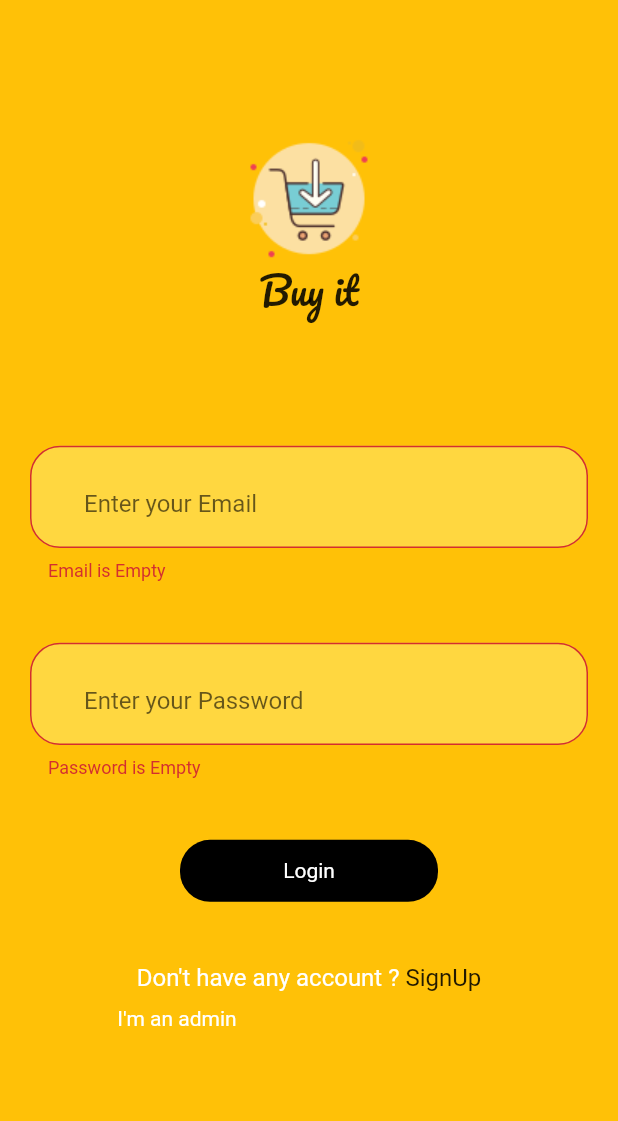
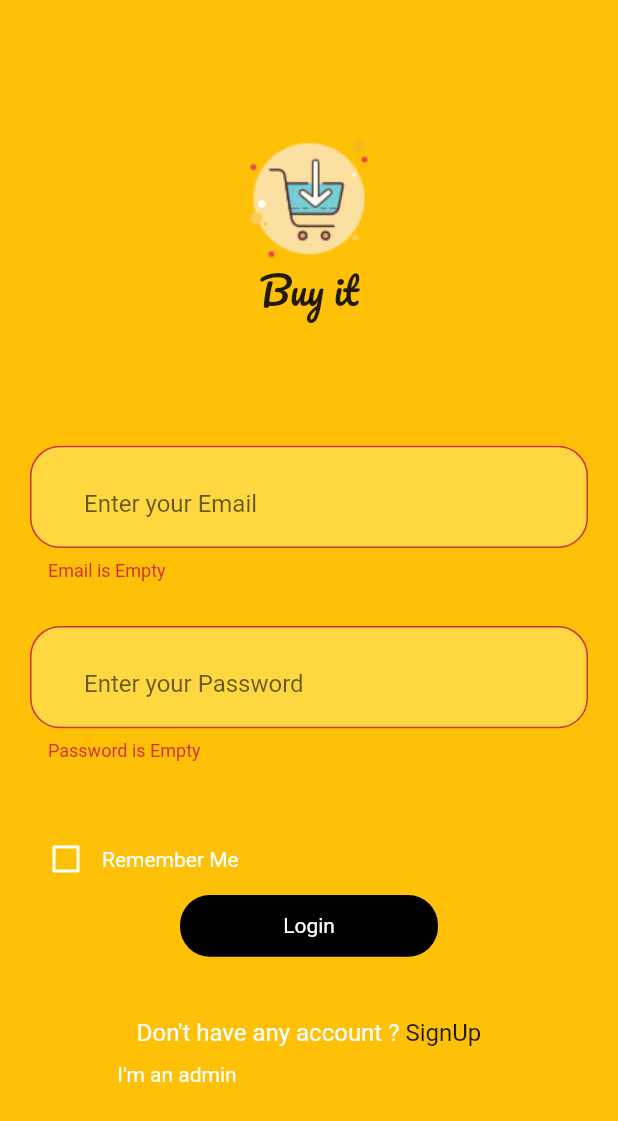
Before and after one commit to hager-shiref/E_Commerce, a Flutter app: the screen it shows after launch, after a tap on "Login", on a phone screen of 412 x 824 dp. Shown: the top 1121 px of the screen. Run offline on Flutter 3.47's test engine with Material 2 defaults, Android fonts, the phone set to English and light mode, and no system bars; our stand-ins replace cloud_firestore, firebase_auth, firebase_core, modal_progress_hud_nsn, shared_preferences; missing offline and left inert: dart:ffi; accounts and stored records are empty.

Commit message:
"finished"

```diff
--- a/lib/constant.dart
+++ b/lib/constant.dart
@@ -13,8 +13,9 @@ const kJackets = 'jackets';
 const kTrousers = 'trousers';
 const kT_shirts = 't-shirts';
 const kShoes = 'shoes';
-const kOrders='Orders ';
+const kOrders='Orders';
 const kOrderDetails='OrderDetails';
 const kTotalPrice='TotalPrice';
 const kAddress='Address';
 const kProductQuantity='Quantity';
+const kKeepMeLoggedIn='KeepMeLoggedIn';
--- a/lib/main.dart
+++ b/lib/main.dart
@@ -1,3 +1,4 @@
+import 'package:e_commerce/constant.dart';
 import 'package:e_commerce/provider/adminMode.dart';
 import 'package:e_commerce/provider/cart_item.dart';
 import 'package:e_commerce/provider/modelHub.dart';
@@ -12,6 +13,7 @@ import 'package:e_commerce/screens/user/cart_screen.dart';
 import 'package:e_commerce/screens/user/product_info.dart';
 import 'package:flutter/material.dart';
 import 'package:provider/provider.dart';
+import 'package:shared_preferences/shared_preferences.dart';
 import 'screens/signUp_screen.dart';
 import 'package:firebase_core/firebase_core.dart';
 import 'screens/user/home_page.dart';
@@ -23,8 +25,23 @@ void main() async {
 }
 
 class MyApp extends StatelessWidget {
+  bool isUserLoggedIn=false;
   @override
   Widget build(BuildContext context) {
+    return FutureBuilder<SharedPreferences>(
+      future: SharedPreferences.getInstance(),
+      builder: (context,snapshot){
+        if(!snapshot.hasData){
+          return MaterialApp(
+            home: Scaffold(
+              body: Center(
+                child: Text('Loading'),
+              ),
+            ),
+          );
+        }
+        else{
+          isUserLoggedIn=snapshot.data.getBool(kKeepMeLoggedIn)??false;
           return MultiProvider(
             providers: [
               ChangeNotifierProvider<ModelHub>(
@@ -39,7 +56,7 @@ class MyApp extends StatelessWidget {
             ],
             child: MaterialApp(
               debugShowCheckedModeBanner: false,
-        initialRoute: LoginScreen.id,
+              initialRoute:isUserLoggedIn?HomePage.id: LoginScreen.id,
               routes: {
                 LoginScreen.id: (context) => LoginScreen(),
                 SignUpScreen.id: (context) => SignUpScreen(),
@@ -56,4 +73,7 @@ class MyApp extends StatelessWidget {
             ),
           );
         }
+      },
+    );
   }
+}
--- a/lib/models/order.dart
+++ b/lib/models/order.dart
@@ -1,5 +1,5 @@
 class Order {
-  int totalPrice;
+  String totalPrice;
   String address;
   String documentId;
   Order({this.address, this.totalPrice,this.documentId});
--- a/lib/screens/login_screen.dart
+++ b/lib/screens/login_screen.dart
@@ -9,21 +9,34 @@ import 'package:e_commerce/constant.dart';
 import 'package:e_commerce/widgets/custom_text_field.dart';
 import 'package:e_commerce/services/auth.dart';
 import 'package:provider/provider.dart';
+import 'package:shared_preferences/shared_preferences.dart';
 
-class LoginScreen extends StatelessWidget {
+class LoginScreen extends StatefulWidget {
   static String id = 'LoginScreen';
+  final GlobalKey<FormState> _globalKey = GlobalKey<FormState>();
+
+  @override
+  _LoginScreenState createState() => _LoginScreenState();
+}
+
+class _LoginScreenState extends State<LoginScreen> {
   String _email, _password;
+
   final _auth = Auth();
+
   bool isAdmin = false;
+
   final adminPassword = 'admin123456789';
-  final GlobalKey<FormState> _globalKey = GlobalKey<FormState>();
+
+  bool keepMeLoggedIn = false;
+
   @override
   Widget build(BuildContext context) {
     double height = MediaQuery.of(context).size.height;
     return Scaffold(
       backgroundColor: kMainColor,
       body: Form(
-        key: _globalKey,
+        key: widget._globalKey,
         child: ListView(
           children: [
             CustomStack(),
@@ -38,7 +51,7 @@ class LoginScreen extends StatelessWidget {
               },
             ),
             SizedBox(
-              height: height * 0.05,
+              height: 30,
             ),
             CustomTextField(
               hint: 'Enter your Password',
@@ -51,9 +64,35 @@ class LoginScreen extends StatelessWidget {
               height: height * 0.05,
             ),
             Padding(
+              padding: const EdgeInsets.only(left: 20),
+              child: Row(
+                children: [
+                  Theme(
+                    data: ThemeData(unselectedWidgetColor: Colors.white),
+                    child: Checkbox(
+                        checkColor: kSecondryColor,
+                        activeColor: kMainColor,
+                        value: keepMeLoggedIn,
+                        onChanged: (value) {
+                          setState(() {
+                            keepMeLoggedIn = value;
+                          });
+                        }),
+                  ),
+                  Text(
+                    'Remember Me',
+                    style: TextStyle(color: Colors.white),
+                  )
+                ],
+              ),
+            ),
+            Padding(
               padding: const EdgeInsets.symmetric(horizontal: 120),
               child: InkWell(
                   onTap: () {
+                    if (keepMeLoggedIn) {
+                      keepUserLoggedIn();
+                    }
                     _validate(context);
                   },
                   child: Container(
@@ -135,8 +174,8 @@ class LoginScreen extends StatelessWidget {
   void _validate(BuildContext context) async {
     final modelHud = Provider.of<ModelHub>(context, listen: false);
     modelHud.changeIsLoading(true);
-    if (_globalKey.currentState.validate()) {
-      _globalKey.currentState.save();
+    if (widget._globalKey.currentState.validate()) {
+      widget._globalKey.currentState.save();
       if (Provider.of<AdminMode>(context, listen: false).isAdmin) {
         if (_password == adminPassword) {
           try {
@@ -164,4 +203,9 @@ class LoginScreen extends StatelessWidget {
     }
     modelHud.changeIsLoading(false);
   }
+
+  keepUserLoggedIn() async {
+    SharedPreferences preferences = await SharedPreferences.getInstance();
+    preferences.setBool(kKeepMeLoggedIn, keepMeLoggedIn);
+  }
 }
--- a/lib/services/auth.dart
+++ b/lib/services/auth.dart
@@ -1,3 +1,5 @@
+import 'dart:ffi';
+
 import 'package:firebase_auth/firebase_auth.dart';
 
 class Auth {
@@ -17,4 +19,7 @@ class Auth {
   Future <User> getUser()async{
     return await _auth.currentUser;
   }
+  Future <Void> signOut()async{
+       await _auth.signOut();
+  }
 }
--- a/pubspec.yaml
+++ b/pubspec.yaml
@@ -14,6 +14,8 @@ dependencies:
   modal_progress_hud_nsn:
   provider:
   cloud_firestore: ^2.2.0
+  shared_preferences: ^2.0.6
+
 
 
 
```
Also changed, not shown: lib/screens/admin/order_details.dart (+18 -20 lines), lib/screens/admin/order_screen.dart (+17 -16 lines), lib/screens/user/home_page.dart (+11 -4 lines), lib/services/store.dart (+8 -3 lines), pubspec.lock. Lines whose indentation alone changed are shown as unchanged.
